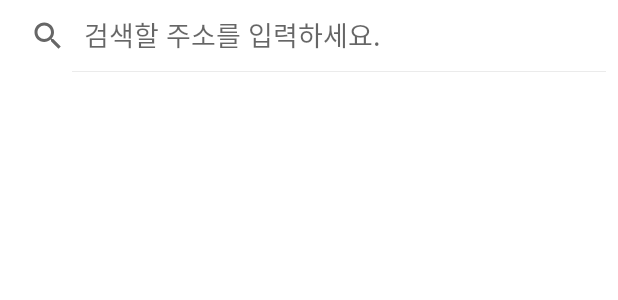
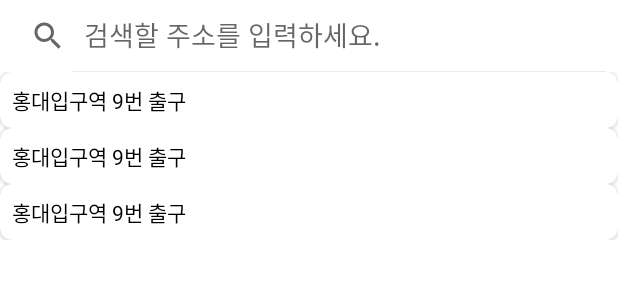
Before and after one commit to boostcampwm-2022/android03-Promise, an Android app: the layout dialog_search_address.xml on its own in the app's theme, with its tools: preview values and no code run, on a phone screen of 412 x 824 dp. Shown: the top 300 px of the screen. Run offline under Robolectric (Android 15) with nearby library versions, the phone set to English and light mode, and no system bars.

Commit message:
feat: 주소 검색 결과 리스트 출력 #15

```diff
--- a/app/build.gradle
+++ b/app/build.gradle
@@ -12,7 +12,7 @@ android {
 
     defaultConfig {
         applicationId "com.boosters.promise"
-        minSdk 21
+        minSdk 26
         targetSdk 33
         versionCode 1
         versionName "1.0"
@@ -45,7 +45,6 @@ dependencies {
     implementation 'androidx.core:core-ktx:1.9.0'
     implementation 'androidx.appcompat:appcompat:1.5.1'
     implementation 'com.google.android.material:material:1.7.0'
-    implementation 'androidx.constraintlayout:constraintlayout:2.1.4'
     testImplementation 'junit:junit:4.13.2'
     androidTestImplementation 'androidx.test.ext:junit:1.1.4'
     androidTestImplementation 'androidx.test.espresso:espresso-core:3.5.0'
--- a/app/src/main/res/layout/dialog_search_address.xml
+++ b/app/src/main/res/layout/dialog_search_address.xml
@@ -20,7 +20,18 @@
             app:layout_constraintEnd_toEndOf="parent"
             app:layout_constraintStart_toStartOf="parent"
             app:layout_constraintTop_toTopOf="parent"
-            app:queryHint="검색할 주소를 입력하세요." />
+            app:queryHint="@string/search_address_hint" />
+
+        <androidx.recyclerview.widget.RecyclerView
+            android:id="@+id/listView_dialogSearchAddress_result"
+            android:layout_width="match_parent"
+            android:layout_height="wrap_content"
+            android:orientation="vertical"
+            app:layoutManager="androidx.recyclerview.widget.LinearLayoutManager"
+            app:layout_constraintEnd_toEndOf="parent"
+            app:layout_constraintStart_toStartOf="parent"
+            app:layout_constraintTop_toBottomOf="@id/searchView_dialogSearchAddress"
+            tools:listitem="@layout/item_search_address_result" />
 
     </androidx.constraintlayout.widget.ConstraintLayout>
 </layout>
--- /dev/null
+++ b/app/src/main/res/layout/item_search_address_result.xml
@@ -0,0 +1,31 @@
+<?xml version="1.0" encoding="utf-8"?>
+<layout xmlns:android="http://schemas.android.com/apk/res/android"
+    xmlns:app="http://schemas.android.com/apk/res-auto"
+    xmlns:tools="http://schemas.android.com/tools">
+
+    <androidx.cardview.widget.CardView
+        android:layout_width="match_parent"
+        android:layout_height="wrap_content"
+        android:elevation="8dp"
+        app:cardCornerRadius="8dp">
+
+        <androidx.constraintlayout.widget.ConstraintLayout
+            android:layout_width="match_parent"
+            android:layout_height="match_parent">
+
+            <TextView
+                android:id="@+id/textView_itemSearchAddressResult_title"
+                android:layout_width="wrap_content"
+                android:layout_height="wrap_content"
+                android:layout_marginStart="8dp"
+                android:layout_marginTop="8dp"
+                android:layout_marginBottom="8dp"
+                android:textColor="@color/black"
+                app:layout_constraintBottom_toBottomOf="parent"
+                app:layout_constraintStart_toStartOf="parent"
+                app:layout_constraintTop_toTopOf="parent"
+                tools:text="홍대입구역 9번 출구" />
+
+        </androidx.constraintlayout.widget.ConstraintLayout>
+    </androidx.cardview.widget.CardView>
+</layout>
--- a/app/src/main/res/values/strings.xml
+++ b/app/src/main/res/values/strings.xml
@@ -10,4 +10,5 @@
     <string name="search_address">주소 검색</string>
     <string name="select_time">시간 선택</string>
     <string name="select_date">날짜 선택</string>
+    <string name="search_address_hint">검색할 주소를 입력하세요.</string>
 </resources>
--- a/app/src/main/res/values/themes.xml
+++ b/app/src/main/res/values/themes.xml
@@ -1,6 +1,6 @@
-<resources xmlns:tools="http://schemas.android.com/tools">
+<resources>
     <!-- Base application theme. -->
-    <style name="Theme.Promise" parent="Theme.MaterialComponents.DayNight.DarkActionBar">
+    <style name="Theme.Promise" parent="Theme.MaterialComponents.DayNight.NoActionBar">
         <!-- Primary brand color. -->
         <item name="colorPrimary">@color/purple_500</item>
         <item name="colorPrimaryVariant">@color/purple_700</item>
```
Also changed, not shown: app/src/main/java/com/boosters/promise/SearchAddressDialogFragment.kt (+9 -1 lines), app/src/main/java/com/boosters/promise/SearchAddressListAdapter.kt (added, +51 -0 lines).
